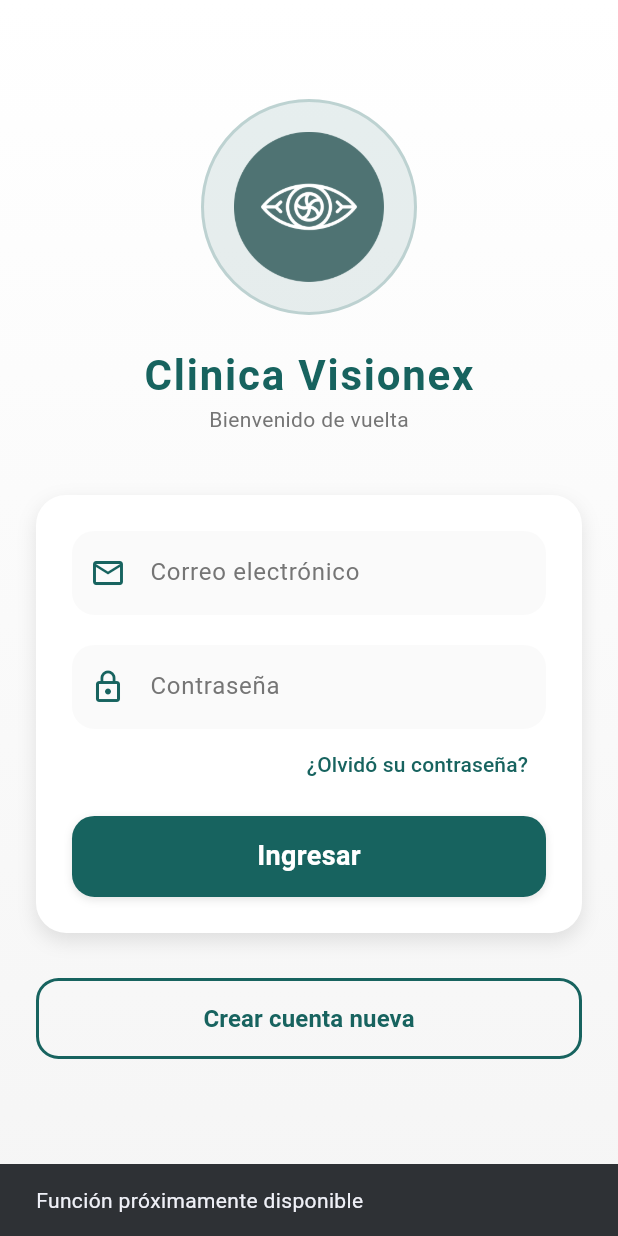
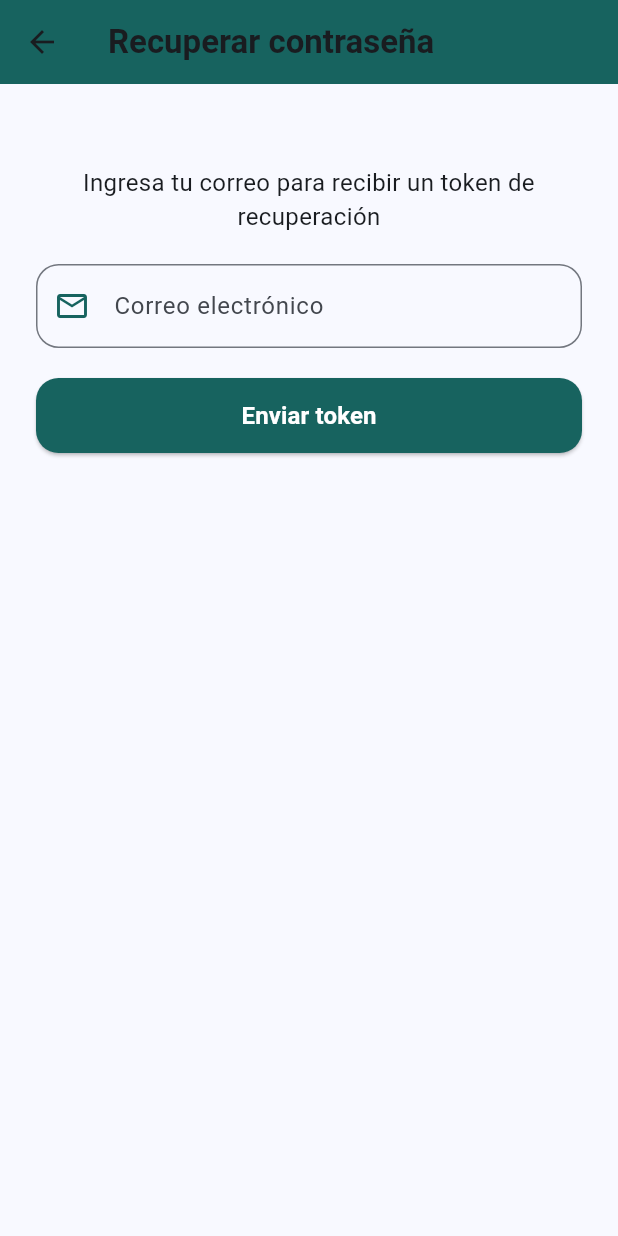
Before and after one commit to LeonelBM123/clinica-mobil, a Flutter app: the screen it shows after launch, after a tap on "¿Olvidó su contraseña?", on a phone screen of 412 x 824 dp. Run offline on Flutter 3.47's test engine with Material 3 defaults, Android fonts, the phone set to English and light mode, and no system bars; our stand-ins replace dio, flutter_secure_storage, font_awesome_flutter, google_fonts.

Commit message:
recuperar contraseña

```diff
--- a/lib/config/app_colors.dart
+++ b/lib/config/app_colors.dart
@@ -39,7 +39,8 @@ class AppColors {
   static final Color divider = Colors.grey[300]!;
 
   // Opacidades del color principal
-  static Color primaryWithOpacity(double opacity) => primary.withOpacity(opacity);
+  static Color primaryWithOpacity(double opacity) =>
+      primary.withOpacity(opacity);
 
   // Gradientes
   static const LinearGradient primaryGradient = LinearGradient(
--- /dev/null
+++ b/lib/data/services/RecuperarPassword.dart
@@ -0,0 +1,236 @@
+import 'package:flutter/material.dart';
+import 'package:google_fonts/google_fonts.dart';
+import 'package:dio/dio.dart';
+
+class recuperarPass extends StatefulWidget {
+  const recuperarPass({super.key});
+
+  @override
+  State<recuperarPass> createState() => _recuperarPassState();
+}
+
+class _recuperarPassState extends State<recuperarPass> {
+  final TextEditingController correoController = TextEditingController();
+  final TextEditingController tokenController = TextEditingController();
+  final TextEditingController nuevaPassController = TextEditingController();
+
+  bool mostrarTokenYPassword = false;
+  bool cargando = false;
+
+  final Dio _dio = Dio(BaseOptions(baseUrl: 'http://10.0.2.2:8000/api/'));
+
+  //Solicitar token de recuperación
+  Future<void> solicitarToken() async {
+    final correo = correoController.text.trim();
+
+    if (correo.isEmpty) {
+      ScaffoldMessenger.of(context).showSnackBar(
+        SnackBar(content: Text("Por favor ingrese su correo electrónico")),
+      );
+      return;
+    }
+
+    setState(() => cargando = true);
+
+    try {
+      final response = await _dio.post(
+        'cuentas/usuarios/solicitar_reset_token/',
+        data: {'correo': correo},
+      );
+
+      if (response.statusCode == 200) {
+        ScaffoldMessenger.of(context).showSnackBar(
+          SnackBar(
+            content: Text(" ${response.data['message']}"),
+            backgroundColor: Colors.green,
+          ),
+        );
+        setState(() {
+          mostrarTokenYPassword = true;
+        });
+      } else {
+        ScaffoldMessenger.of(context).showSnackBar(
+          SnackBar(
+            content: Text("Error al enviar el token."),
+            backgroundColor: Colors.red,
+          ),
+        );
+      }
+    } on DioException catch (e) {
+      final msg = e.response?.data['error'] ?? 'Error de conexión';
+      ScaffoldMessenger.of(context).showSnackBar(
+        SnackBar(content: Text(" $msg"), backgroundColor: Colors.red),
+      );
+    } finally {
+      setState(() => cargando = false);
+    }
+  }
+
+  //Cambiar contraseña
+  Future<void> cambiarPassword() async {
+    final correo = correoController.text.trim();
+    final token = tokenController.text.trim();
+    final nuevaPass = nuevaPassController.text.trim();
+
+    if (correo.isEmpty || token.isEmpty || nuevaPass.isEmpty) {
+      ScaffoldMessenger.of(context).showSnackBar(
+        SnackBar(content: Text("Por favor complete todos los campos")),
+      );
+      return;
+    }
+
+    setState(() => cargando = true);
+
+    try {
+      final response = await _dio.post(
+        'cuentas/usuarios/nueva_password/',
+        data: {
+          'correo': correo,
+          'reset_token': token,
+          'new_password': nuevaPass,
+        },
+      );
+
+      if (response.statusCode == 200) {
+        ScaffoldMessenger.of(context).showSnackBar(
+          SnackBar(
+            content: Text("${response.data['message']}"),
+            backgroundColor: Colors.green,
+          ),
+        );
+        Navigator.pop(context); //volver al login
+      } else {
+        ScaffoldMessenger.of(
+          context,
+        ).showSnackBar(SnackBar(content: Text("Error al cambiar contraseña")));
+      }
+    } on DioException catch (e) {
+      final msg = e.response?.data['error'] ?? 'Error de conexión';
+      ScaffoldMessenger.of(context).showSnackBar(
+        SnackBar(content: Text(" $msg"), backgroundColor: Colors.red),
+      );
+    } finally {
+      setState(() => cargando = false);
+    }
+  }
+
+  @override
+  Widget build(BuildContext context) {
+    return Scaffold(
+      appBar: AppBar(
+        title: Text(
+          "Recuperar contraseña",
+          style: GoogleFonts.roboto(fontWeight: FontWeight.bold),
+        ),
+        backgroundColor: const Color(0xFF17635F),
+      ),
+      body: SingleChildScrollView(
+        padding: const EdgeInsets.all(24.0),
+        child: Column(
+          children: [
+            SizedBox(height: 30),
+            Text(
+              "Ingresa tu correo para recibir un token de recuperación",
+              style: GoogleFonts.roboto(fontSize: 16),
+              textAlign: TextAlign.center,
+            ),
+            SizedBox(height: 20),
+            TextField(
+              controller: correoController,
+              decoration: InputDecoration(
+                labelText: "Correo electrónico",
+                prefixIcon: Icon(
+                  Icons.email_outlined,
+                  color: Color(0xFF17635F),
+                ),
+                border: OutlineInputBorder(
+                  borderRadius: BorderRadius.circular(15),
+                ),
+              ),
+            ),
+            SizedBox(height: 20),
+            ElevatedButton(
+              onPressed: cargando ? null : solicitarToken,
+              style: ElevatedButton.styleFrom(
+                backgroundColor: const Color(0xFF17635F),
+                minimumSize: Size(double.infinity, 50),
+                shape: RoundedRectangleBorder(
+                  borderRadius: BorderRadius.circular(15),
+                ),
+              ),
+              child:
+                  cargando
+                      ? CircularProgressIndicator(color: Colors.white)
+                      : Text(
+                        "Enviar token",
+                        style: GoogleFonts.roboto(
+                          fontSize: 16,
+                          fontWeight: FontWeight.bold,
+                          color: Colors.white,
+                        ),
+                      ),
+            ),
+            SizedBox(height: 40),
+
+            if (mostrarTokenYPassword) ...[
+              Divider(),
+              Text(
+                "Introduce el token recibido y tu nueva contraseña",
+                style: GoogleFonts.roboto(fontSize: 16),
+                textAlign: TextAlign.center,
+              ),
+              SizedBox(height: 20),
+              TextField(
+                controller: tokenController,
+                decoration: InputDecoration(
+                  labelText: "Token de recuperación",
+                  prefixIcon: Icon(Icons.vpn_key, color: Color(0xFF17635F)),
+                  border: OutlineInputBorder(
+                    borderRadius: BorderRadius.circular(15),
+                  ),
+                ),
+              ),
+              SizedBox(height: 20),
+              TextField(
+                controller: nuevaPassController,
+                obscureText: true,
+                decoration: InputDecoration(
+                  labelText: "Nueva contraseña",
+                  prefixIcon: Icon(
+                    Icons.lock_outline,
+                    color: Color(0xFF17635F),
+                  ),
+                  border: OutlineInputBorder(
+                    borderRadius: BorderRadius.circular(15),
+                  ),
+                ),
+              ),
+              SizedBox(height: 20),
+              ElevatedButton(
+                onPressed: cargando ? null : cambiarPassword,
+                style: ElevatedButton.styleFrom(
+                  backgroundColor: const Color(0xFF17635F),
+                  minimumSize: Size(double.infinity, 50),
+                  shape: RoundedRectangleBorder(
+                    borderRadius: BorderRadius.circular(15),
+                  ),
+                ),
+                child:
+                    cargando
+                        ? CircularProgressIndicator(color: Colors.white)
+                        : Text(
+                          "Cambiar contraseña",
+                          style: GoogleFonts.roboto(
+                            fontSize: 16,
+                            fontWeight: FontWeight.bold,
+                            color: Colors.white,
+                          ),
+                        ),
+              ),
+            ],
+          ],
+        ),
+      ),
+    );
+  }
+}
--- a/lib/screens/Login.dart
+++ b/lib/screens/Login.dart
@@ -1,5 +1,7 @@
 import 'package:clinica_visionex/data/services/autentificacion.dart'
     as autentificacion;
+import 'package:clinica_visionex/data/services/RecuperarPassword.dart'
+    as recuperarPassword;
 import 'package:clinica_visionex/screens/PacienteScreen.dart';
 import 'package:flutter/material.dart';
 import 'package:flutter/services.dart';
@@ -33,10 +35,7 @@ class _LoginState extends State<Login> {
         height: double.infinity,
         decoration: BoxDecoration(
           gradient: LinearGradient(
-            colors: [
-              Colors.white,
-              Colors.grey[100]!,
-            ],
+            colors: [Colors.white, Colors.grey[100]!],
             begin: Alignment.topCenter,
             end: Alignment.bottomCenter,
           ),
@@ -48,7 +47,6 @@ class _LoginState extends State<Login> {
               mainAxisAlignment: MainAxisAlignment.center,
               children: [
                 SizedBox(height: screenHeight * 0.08), // Espaciado responsive
-
                 // Logo y título con animaciones
                 AppAnimations.fadeIn(
                   delay: Duration(milliseconds: 200),
@@ -116,7 +114,9 @@ class _LoginState extends State<Login> {
                             filled: true,
                             fillColor: Colors.grey[50],
                             hintText: "Correo electrónico",
-                          hintStyle: GoogleFonts.roboto(color: Colors.grey[600]),
+                            hintStyle: GoogleFonts.roboto(
+                              color: Colors.grey[600],
+                            ),
                             prefixIcon: Icon(
                               Icons.email_outlined,
                               color: Color(0xFF17635F),
@@ -142,7 +142,9 @@ class _LoginState extends State<Login> {
                             filled: true,
                             fillColor: Colors.grey[50],
                             hintText: "Contraseña",
-                          hintStyle: GoogleFonts.roboto(color: Colors.grey[600]),
+                            hintStyle: GoogleFonts.roboto(
+                              color: Colors.grey[600],
+                            ),
                             prefixIcon: Icon(
                               Icons.lock_outline,
                               color: Color(0xFF17635F),
@@ -164,8 +166,13 @@ class _LoginState extends State<Login> {
                           child: TextButton(
                             onPressed: () {
                               // Acción para recuperar contraseña
-                            ScaffoldMessenger.of(context).showSnackBar(
-                              SnackBar(content: Text('Función próximamente disponible')),
+                              Navigator.push(
+                                context,
+                                MaterialPageRoute(
+                                  builder:
+                                      (context) =>
+                                          recuperarPassword.recuperarPass(),
+                                ),
                               );
                             },
                             child: Text(
@@ -187,7 +194,11 @@ class _LoginState extends State<Login> {
 
                             if (email.isEmpty || password.isEmpty) {
                               ScaffoldMessenger.of(context).showSnackBar(
-                              SnackBar(content: Text('Por favor complete todos los campos')),
+                                SnackBar(
+                                  content: Text(
+                                    'Por favor complete todos los campos',
+                                  ),
+                                ),
                               );
                               return;
                             }
@@ -199,14 +210,19 @@ class _LoginState extends State<Login> {
                               builder: (BuildContext context) {
                                 return Center(
                                   child: CircularProgressIndicator(
-                                  valueColor: AlwaysStoppedAnimation<Color>(Color(0xFF17635F)),
+                                    valueColor: AlwaysStoppedAnimation<Color>(
+                                      Color(0xFF17635F),
+                                    ),
                                   ),
                                 );
                               },
                             );
 
                             try {
-                            final result = await autentificacion.login(email, password);
+                              final result = await autentificacion.login(
+                                email,
+                                password,
+                              );
 
                               // Cerrar indicador de carga
                               Navigator.of(context).pop();
@@ -215,14 +231,21 @@ class _LoginState extends State<Login> {
                                 // Debug: Imprimir todos los datos recibidos
                                 print("🔍 Datos recibidos del login: $result");
                                 print("🔍 Rol recibido: '${result['rol']}'");
-                              print("🔍 Puede acceder: ${result['puede_acceder']}");
+                                print(
+                                  "🔍 Puede acceder: ${result['puede_acceder']}",
+                                );
 
                                 // Verificar que sea paciente (normalizar el texto y considerar variaciones)
-                              final rol = result['rol']?.toString().toLowerCase().trim();
+                                final rol =
+                                    result['rol']
+                                        ?.toString()
+                                        .toLowerCase()
+                                        .trim();
                                 print("🔍 Rol normalizado: '$rol'");
 
                                 // Considerar diferentes variaciones del rol paciente
-                              bool esPaciente = rol == 'paciente' ||
+                                bool esPaciente =
+                                    rol == 'paciente' ||
                                     rol == 'patient' ||
                                     rol == 'pacientes' ||
                                     rol == 'Paciente';
@@ -231,30 +254,38 @@ class _LoginState extends State<Login> {
                                   // Verificar que tenga acceso (puede_acceder = true)
                                   if (result['puede_acceder'] == true) {
                                     // Guardar datos del usuario
-                                  await storage.write(key: "user_data", value: jsonEncode({
+                                    await storage.write(
+                                      key: "user_data",
+                                      value: jsonEncode({
                                         'usuario_id': result['usuario_id'],
                                         'correo': email,
                                         'rol': result['rol'],
                                         'grupo_id': result['grupo_id'],
                                         'grupo_nombre': result['grupo_nombre'],
-                                    'puede_acceder': result['puede_acceder'],
-                                  }));
+                                        'puede_acceder':
+                                            result['puede_acceder'],
+                                      }),
+                                    );
 
                                     // Redirigir a pantalla de paciente
                                     Navigator.pushReplacement(
                                       context,
                                       MaterialPageRoute(
-                                      builder: (context) => PacienteScreen(
+                                        builder:
+                                            (context) => PacienteScreen(
                                               usuarioId: result['usuario_id'],
                                               grupoId: result['grupo_id'],
-                                        grupoNombre: result['grupo_nombre'],
+                                              grupoNombre:
+                                                  result['grupo_nombre'],
                                             ),
                                       ),
                                     );
                                   } else {
                                     ScaffoldMessenger.of(context).showSnackBar(
                                       SnackBar(
-                                      content: Text('Tu grupo no tiene acceso al sistema. Contacta al administrador.'),
+                                        content: Text(
+                                          'Tu grupo no tiene acceso al sistema. Contacta al administrador.',
+                                        ),
                                         backgroundColor: Colors.red,
                                       ),
                                     );
@@ -263,7 +294,9 @@ class _LoginState extends State<Login> {
                                   // Mostrar el rol que se recibió para debugging
                                   ScaffoldMessenger.of(context).showSnackBar(
                                     SnackBar(
-                                    content: Text('Esta aplicación es exclusiva para pacientes. Rol recibido: "${result['rol']}"'),
+                                      content: Text(
+                                        'Esta aplicación es exclusiva para pacientes. Rol recibido: "${result['rol']}"',
+                                      ),
                                       backgroundColor: Colors.orange,
                                     ),
                                   );
@@ -281,7 +314,9 @@ class _LoginState extends State<Login> {
                               Navigator.of(context).pop();
                               ScaffoldMessenger.of(context).showSnackBar(
                                 SnackBar(
-                                content: Text('Error de conexión: ${e.toString()}'),
+                                  content: Text(
+                                    'Error de conexión: ${e.toString()}',
+                                  ),
                                   backgroundColor: Colors.red,
                                 ),
                               );
@@ -329,14 +364,22 @@ class _LoginState extends State<Login> {
                     onPressed: () {
                       // Acción para registrarse
                       ScaffoldMessenger.of(context).showSnackBar(
-                        SnackBar(content: Text('Función de registro próximamente disponible')),
+                        SnackBar(
+                          content: Text(
+                            'Función de registro próximamente disponible',
+                          ),
+                        ),
                       );
                     },
                     child: OutlinedButton(
                       onPressed: () {
                         // Acción para registrarse
                         ScaffoldMessenger.of(context).showSnackBar(
-                          SnackBar(content: Text('Función de registro próximamente disponible')),
+                          SnackBar(
+                            content: Text(
+                              'Función de registro próximamente disponible',
+                            ),
+                          ),
                         );
                       },
                       style: OutlinedButton.styleFrom(
--- a/pubspec.yaml
+++ b/pubspec.yaml
@@ -2,7 +2,7 @@ name: clinica_visionex
 description: "A new Flutter project."
 # The following line prevents the package from being accidentally published to
 # pub.dev using `flutter pub publish`. This is preferred for private packages.
-publish_to: 'none' # Remove this line if you wish to publish to pub.dev
+publish_to: "none" # Remove this line if you wish to publish to pub.dev
 
 # The following defines the version and build number for your application.
 # A version number is three numbers separated by dots, like 1.2.43
@@ -34,7 +34,7 @@ environment:
 dependencies:
   flutter:
     sdk: flutter
-
+  dio: ^5.4.0
   flutter_localizations:
     sdk: flutter
   # The following adds the Cupertino Icons font to your application.
@@ -61,7 +61,6 @@ dev_dependencies:
 
 # The following section is specific to Flutter packages.
 flutter:
-
   # The following line ensures that the Material Icons font is
   # included with your application, so that you can use the icons in
   # the material Icons class.
```
Also changed, not shown: flutter_02.png (added), lib/config/app.config.dart, pubspec.lock. Lines whose indentation alone changed are shown as unchanged.
